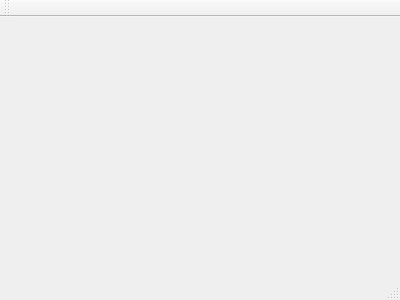
Parad0x13/YAHxE, file project/mainwindow.ui: the form before one commit.
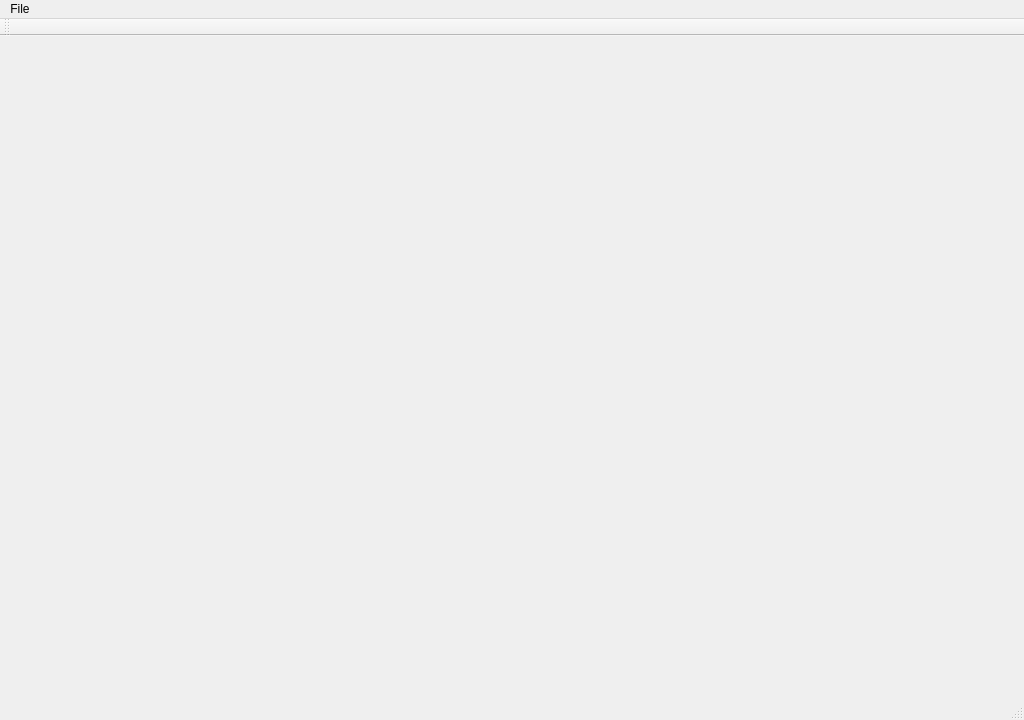
The form after the commit.

```diff
--- a/project/mainwindow.ui
+++ b/project/mainwindow.ui
@@ -1,24 +1,58 @@
 <ui version="4.0">
  <class>MainWindow</class>
- <widget class="QMainWindow" name="MainWindow" >
-  <property name="geometry" >
+ <widget class="QMainWindow" name="MainWindow">
+  <property name="geometry">
    <rect>
     <x>0</x>
     <y>0</y>
-    <width>400</width>
-    <height>300</height>
+    <width>1024</width>
+    <height>720</height>
    </rect>
   </property>
   <property name="windowTitle" >
    <string>MainWindow</string>
   </property>
-  <widget class="QMenuBar" name="menuBar" />
-  <widget class="QToolBar" name="mainToolBar" />
-  <widget class="QWidget" name="centralWidget" />
-  <widget class="QStatusBar" name="statusBar" />
+  <widget class="QWidget" name="centralWidget"/>
+  <widget class="QMenuBar" name="menuBar">
+   <property name="geometry">
+    <rect>
+     <x>0</x>
+     <y>0</y>
+     <width>1024</width>
+     <height>21</height>
+    </rect>
+   </property>
+   <widget class="QMenu" name="menuFile">
+    <property name="title">
+     <string>File</string>
+    </property>
+    <addaction name="actionOpen"/>
+    <addaction name="separator"/>
+    <addaction name="actionExit"/>
+   </widget>
+   <addaction name="menuFile"/>
+  </widget>
+  <widget class="QToolBar" name="mainToolBar">
+   <attribute name="toolBarArea">
+    <enum>TopToolBarArea</enum>
+   </attribute>
+   <attribute name="toolBarBreak">
+    <bool>false</bool>
+   </attribute>
+  </widget>
+  <widget class="QStatusBar" name="statusBar"/>
+  <action name="actionOpen">
+   <property name="text">
+    <string>Open</string>
+   </property>
+  </action>
+  <action name="actionExit">
+   <property name="text">
+    <string>Exit</string>
+   </property>
+  </action>
  </widget>
- <layoutDefault spacing="6" margin="11" />
- <pixmapfunction></pixmapfunction>
+ <layoutdefault spacing="6" margin="11"/>
  <resources/>
  <connections/>
 </ui>
```
Left out of the diff: 5 changed lines with no effect on the pictures.
